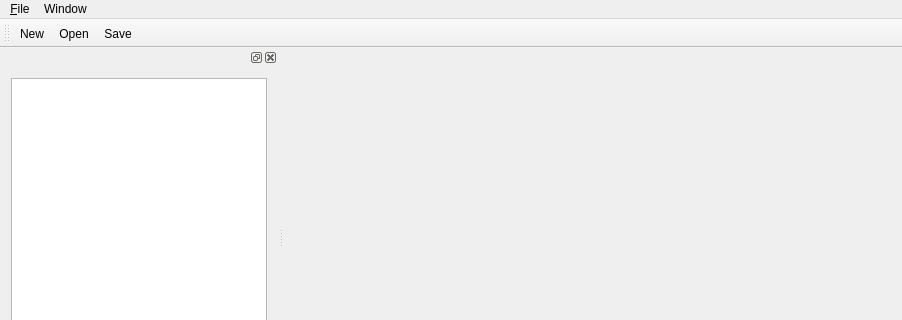
Old version of the form MainWindow.ui in the repository mpartel/editor; both pictures show x 0 to 902 and y 0 to 320 of the 902 by 686 pixel window.
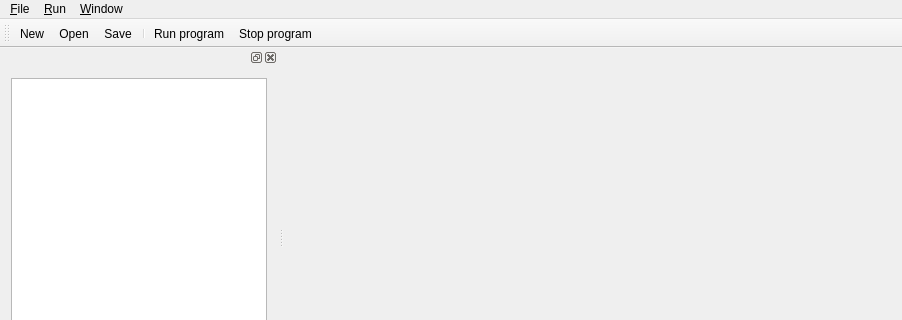
New version of the form.

Commit message: Added nonfunctional run/stop actions.

Patch:
```diff
--- a/MainWindow.ui
+++ b/MainWindow.ui
@@ -53,12 +53,20 @@
    </widget>
    <widget class="QMenu" name="menuWindow">
     <property name="title">
-     <string>Window</string>
+     <string>&amp;Window</string>
     </property>
     <addaction name="actionClose_Tab"/>
     <addaction name="actionDuplicate_Tab"/>
    </widget>
+   <widget class="QMenu" name="menuRun">
+    <property name="title">
+     <string>&amp;Run</string>
+    </property>
+    <addaction name="actionRun_program"/>
+    <addaction name="actionStop_program"/>
+   </widget>
    <addaction name="menu_File"/>
+   <addaction name="menuRun"/>
    <addaction name="menuWindow"/>
   </widget>
   <widget class="QToolBar" name="mainToolBar">
@@ -71,6 +79,9 @@
    <addaction name="actionNew"/>
    <addaction name="actionOpen"/>
    <addaction name="actionSave"/>
+   <addaction name="separator"/>
+   <addaction name="actionRun_program"/>
+   <addaction name="actionStop_program"/>
   </widget>
   <widget class="QStatusBar" name="statusBar"/>
   <widget class="QDockWidget" name="leftDock">
@@ -145,6 +156,19 @@
     <string>Ctrl+Shift+D</string>
    </property>
   </action>
+  <action name="actionRun_program">
+   <property name="text">
+    <string>&amp;Run program</string>
+   </property>
+   <property name="shortcut">
+    <string>Ctrl+R, F5</string>
+   </property>
+  </action>
+  <action name="actionStop_program">
+   <property name="text">
+    <string>&amp;Stop program</string>
+   </property>
+  </action>
  </widget>
  <layoutdefault spacing="6" margin="11"/>
  <resources/>
```
